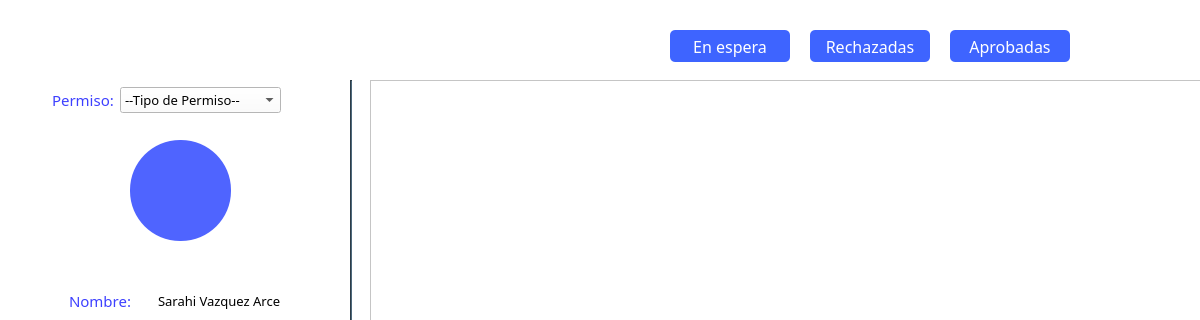
Before: the Qt Designer form hospital-Core/Widgets/Medico/medico_solicitudes.ui in MrDanielG/Hospital-SCRUM, drawn with Qt 5; both pictures show x 0 to 1200 and y 0 to 320 of the 1366 by 711 pixel window.
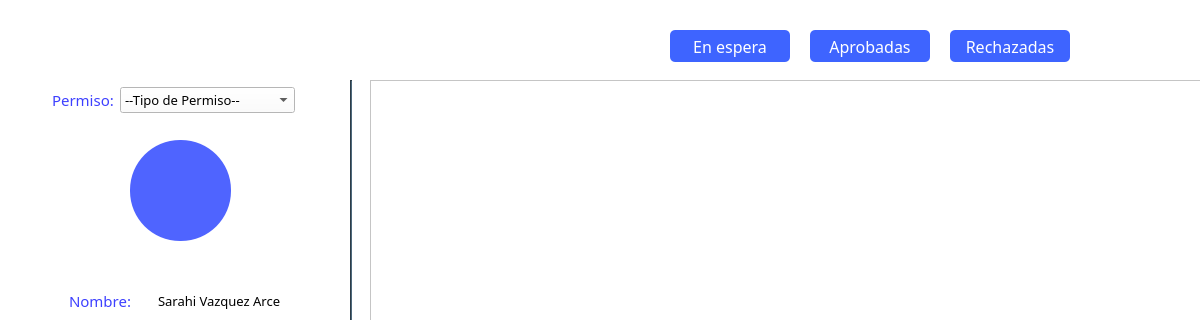
After: the same form once the commit is applied.

The edit to the form file:
```diff
--- a/hospital-Core/Widgets/Medico/medico_solicitudes.ui
+++ b/hospital-Core/Widgets/Medico/medico_solicitudes.ui
@@ -106,7 +106,7 @@
   <widget class="QPushButton" name="btn_solicitudesRechazadas">
    <property name="geometry">
     <rect>
-     <x>810</x>
+     <x>950</x>
      <y>30</y>
      <width>120</width>
      <height>32</height>
@@ -140,7 +140,7 @@
   <widget class="QPushButton" name="btn_solicitudesAprobadas">
    <property name="geometry">
     <rect>
-     <x>950</x>
+     <x>810</x>
      <y>30</y>
      <width>120</width>
      <height>32</height>
@@ -205,7 +205,7 @@
     <rect>
      <x>30</x>
      <y>80</y>
-     <width>291</width>
+     <width>305</width>
      <height>41</height>
     </rect>
    </property>
```
Left out of the diff: 4 changed lines with no effect on the pictures.
